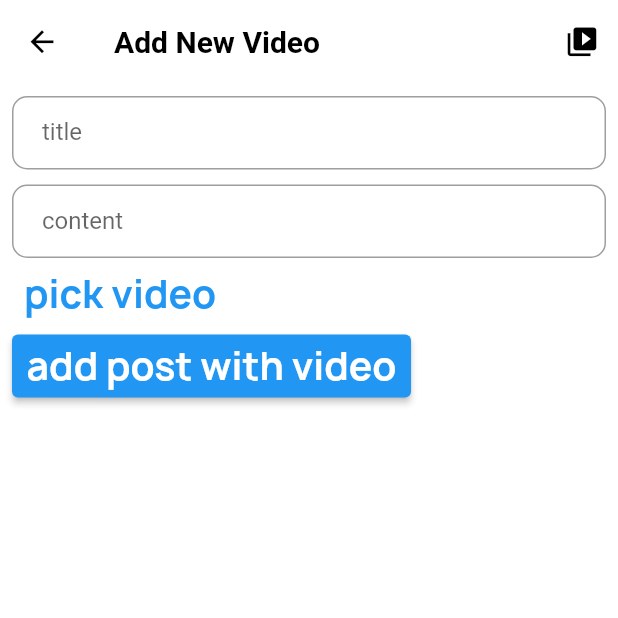
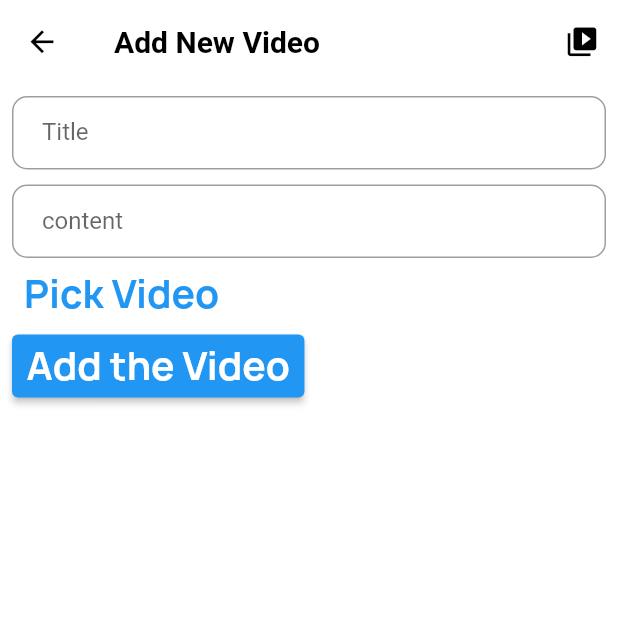
Before and after one commit to A-RR3/palestine_commercial_directory, a Flutter app: the UploadVideoScreen screen opened directly, on a phone screen of 412 x 824 dp, the top half of it. Run offline on Flutter 3.47's test engine with Material 3 defaults, Android fonts, the light colour scheme and no system bars; our stand-ins replace bloc, device_info_plus, dio, easy_localization, flutter_animate, flutter_bloc and 6 more; missing offline and left inert: video_compress; accounts and stored records are empty; network calls fail.

Commit message:
remove extra code

```diff
--- a/assets/lang/en.json
+++ b/assets/lang/en.json
@@ -14,7 +14,13 @@
   "_comment": "drawer",
   "drawer_videos": "videos",
   "_comment": "videos",
-  "video_add_video_title": "Add New Video"
+  "add_video_title": "Add New Video",
+  "add_video_title_field": "Title",
+  "add_video_title_field_required": "Please enter the title",
+  "add_video_content_field": "content",
+  "add_video_content_field_required": "Please enter the content",
+  "add_video_pick_video_button": "Pick Video",
+  "add_video_add_video_button": "Add the Video"
 
 
 }
--- a/lib/core/values/lang_keys.dart
+++ b/lib/core/values/lang_keys.dart
@@ -23,5 +23,12 @@ class LangKeys {
   static const String DRAWER_VIDEOS = 'drawer_videos';
 
   // Video
-  static const String VIDEO_ADD_TITLE = 'video_add_video_title';
+  static const String ADD_VIDEO_TITLE = 'add_video_title';
+  static const String ADD_VIDEO_TITLE_FIELD = 'add_video_title_field';
+  static const String ADD_VIDEO_TITLE_FIELD_REQUIRED = 'add_video_title_field_required';
+  static const String ADD_VIDEO_CONTENT_FIELD = 'add_video_content_field';
+  static const String ADD_VIDEO_CONTENT_FIELD_REQUIRED = 'add_video_content_field_required';
+  static const String ADD_VIDEO_PICK_VIDEO_BUTTON = 'add_video_pick_video_button';
+  static const String ADD_VIDEO_ADD_VIDEO_BUTTON = 'add_video_add_video_button';
+
 }
--- a/lib/modules/upload_video_modules/upload_video_screen.dart
+++ b/lib/modules/upload_video_modules/upload_video_screen.dart
@@ -3,6 +3,7 @@ import 'package:easy_localization/easy_localization.dart';
 import 'package:flutter/material.dart';
 import 'package:flutter_bloc/flutter_bloc.dart';
 import 'package:videos_application/core/utils/navigation_services.dart';
+import 'package:videos_application/core/values/lang_keys.dart';
 import 'package:videos_application/modules/upload_video_modules/upload_video_cubit/upload_video_cubit.dart';
 import 'package:videos_application/modules/upload_video_modules/upload_video_cubit/upload_video_states.dart';
 import 'package:videos_application/modules/videos_modules/video_player_screen.dart';
@@ -38,7 +39,7 @@ class UploadVideoScreen extends StatelessWidget {
             children: [
               Scaffold(
                 appBar: AppBar(
-                  title: Text('video_add_video_title'.tr()),
+                  title: Text(LangKeys.ADD_VIDEO_TITLE.tr()),
                   actions: [
                     IconButton(
                       onPressed: () {
@@ -57,12 +58,13 @@ class UploadVideoScreen extends StatelessWidget {
                       crossAxisAlignment: CrossAxisAlignment.start,
                       children: [
                         MyTextFormField(
-                          label: 'title',
+                          label: LangKeys.ADD_VIDEO_TITLE_FIELD.tr(),
                           controller: uploadVideoCubit.titleController,
                           textInputAction: TextInputAction.next,
                           validator: (value) {
                             if (value == null || value.isEmpty) {
-                              return 'title is required';
+                              return LangKeys.ADD_VIDEO_TITLE_FIELD_REQUIRED
+                                  .tr();
                             }
                             return null;
                           },
@@ -71,12 +73,13 @@ class UploadVideoScreen extends StatelessWidget {
                           height: 10,
                         ),
                         MyTextFormField(
-                          label: 'content',
+                          label: LangKeys.ADD_VIDEO_CONTENT_FIELD.tr(),
                           controller: uploadVideoCubit.contentController,
                           textInputAction: TextInputAction.done,
                           validator: (value) {
                             if (value == null || value.isEmpty) {
-                              return 'content is required';
+                              return LangKeys.ADD_VIDEO_CONTENT_FIELD_REQUIRED
+                                  .tr();
                             }
                             return null;
                           },
@@ -97,7 +100,9 @@ class UploadVideoScreen extends StatelessWidget {
                                             uploadVideoCubit.pickVideo,
                                       );
                                     },
-                                    child: Text('pick video'),
+                                    child: Text(LangKeys
+                                        .ADD_VIDEO_PICK_VIDEO_BUTTON
+                                        .tr()),
                                   );
                                 }),
                             Text(
@@ -124,7 +129,7 @@ class UploadVideoScreen extends StatelessWidget {
                               );
                             }
                           },
-                          child: Text('add post with video'),
+                          child: Text(LangKeys.ADD_VIDEO_ADD_VIDEO_BUTTON.tr()),
                         ),
                       ],
                     ),
--- a/lib/modules/videos_modules/video_player_screen.dart
+++ b/lib/modules/videos_modules/video_player_screen.dart
@@ -35,7 +35,7 @@ class VideoPlayerScreen extends StatelessWidget {
               ],
             ),
             body: videosCubit.getVideosModel == null
-                ? const Text('Loading')
+                ? const CircularProgressIndicator()
                 : PageView.builder(
                     scrollDirection: Axis.vertical,
                     controller: PageController(
```
Also changed, not shown: assets/lang/ar.json (+9 -4 lines), lib/demo_data.dart (deleted, +0 -40 lines), lib/modules/videos_modules/video_card.dart (+4 -30 lines), lib/modules/videos_modules/videos_cubit/videos_cubit.dart (+0 -39 lines).
